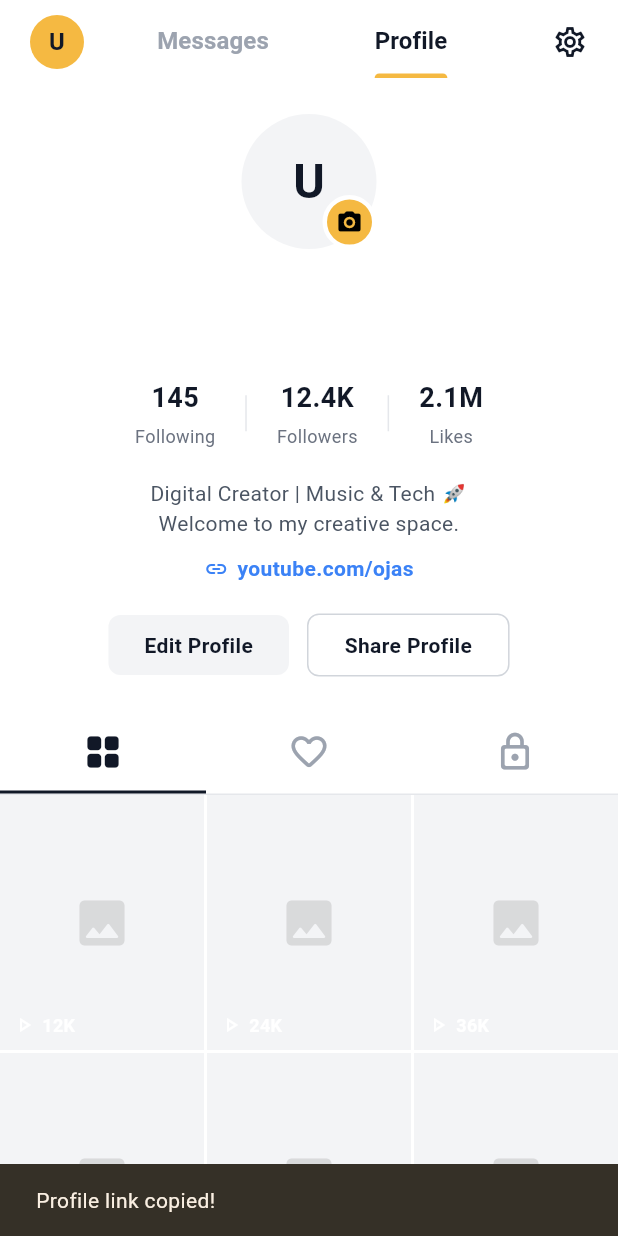
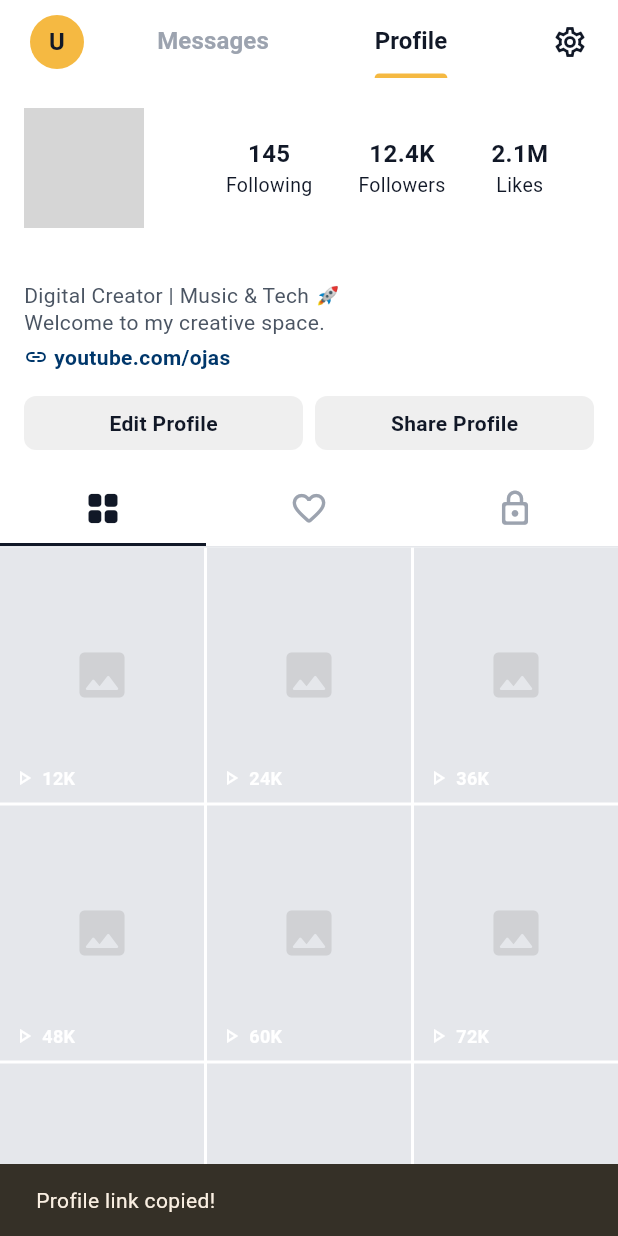
Before and after one commit to 1rachit-tech/Ojas--world, a Flutter app: the YouHubScreen screen opened directly with empty values, tab 2 chosen, after a tap on "Share Profile", on a phone screen of 412 x 824 dp. Run offline on Flutter 3.47's test engine with Material 3 defaults, Android fonts, the light colour scheme and no system bars; our stand-ins replace camera, cloud_firestore, firebase_auth, firebase_core, google_sign_in, permission_handler and 2 more; missing offline and left inert: google_sign_in_web; accounts and stored records are empty; network calls fail; Roboto replaces fonts that are missing (Arial); grey boxes are pictures that could not be loaded.

Commit message:
Update you_hub_screen.dart

```diff
--- a/lib/screens/you_hub_screen.dart
+++ b/lib/screens/you_hub_screen.dart
@@ -12,6 +12,49 @@ class YouHubScreen extends StatefulWidget {
 }
 
 class _YouHubScreenState extends State<YouHubScreen> {
+
+  // ऐप बार की प्रोफाइल पिक्चर पर क्लिक करने पर खुलने वाला अकाउंट मेनू
+  void _showAccountMenu(BuildContext context) {
+    showModalBottomSheet(
+      context: context,
+      backgroundColor: Colors.white,
+      shape: const RoundedRectangleBorder(borderRadius: BorderRadius.vertical(top: Radius.circular(20))),
+      builder: (context) {
+        return SafeArea(
+          child: Column(
+            mainAxisSize: MainAxisSize.min,
+            children: [
+              const SizedBox(height: 12),
+              // हैंडल बार
+              Container(
+                width: 40, height: 4,
+                decoration: BoxDecoration(color: Colors.grey.shade300, borderRadius: BorderRadius.circular(2)),
+              ),
+              const SizedBox(height: 16),
+              ListTile(
+                leading: const Icon(Icons.add_circle_outline_rounded, color: Color(0xFF111827)),
+                title: const Text('Add Account', style: TextStyle(fontWeight: FontWeight.w600)),
+                onTap: () {
+                  Navigator.pop(context);
+                  ScaffoldMessenger.of(context).showSnackBar(const SnackBar(content: Text('Add new account feature coming soon!')));
+                },
+              ),
+              ListTile(
+                leading: const Icon(Icons.logout_rounded, color: Colors.redAccent),
+                title: const Text('Log Out', style: TextStyle(color: Colors.redAccent, fontWeight: FontWeight.bold)),
+                onTap: () {
+                  Navigator.pop(context);
+                  widget.onLoggedOut(); // असली लॉगआउट कॉल
+                },
+              ),
+              const SizedBox(height: 16),
+            ],
+          ),
+        );
+      },
+    );
+  }
+
   @override
   Widget build(BuildContext context) {
     return DefaultTabController(
@@ -25,7 +68,10 @@ class _YouHubScreenState extends State<YouHubScreen> {
           leadingWidth: 60,
           leading: Padding(
             padding: const EdgeInsets.only(left: 16, top: 10, bottom: 10),
+            child: GestureDetector(
+              onTap: () => _showAccountMenu(context), // प्रोफाइल पिक्चर पर क्लिक
               child: _buildDynamicUserAvatar(radius: 20),
+            ),
           ),
           title: const TabBar(
             dividerColor: Colors.transparent,
@@ -33,11 +79,7 @@ class _YouHubScreenState extends State<YouHubScreen> {
             indicatorSize: TabBarIndicatorSize.label,
             labelColor: Color(0xFF111827),
             unselectedLabelColor: Color(0xFF9CA3AF),
-            labelStyle: TextStyle(
-              fontWeight: FontWeight.bold,
-              fontSize: 16,
-              fontFamily: 'Arial',
-            ),
+            labelStyle: TextStyle(fontWeight: FontWeight.bold, fontSize: 16, fontFamily: 'Arial'),
             tabs: [
               Tab(text: 'Messages'),
               Tab(text: 'Profile'),
@@ -52,18 +94,47 @@ class _YouHubScreenState extends State<YouHubScreen> {
             const SizedBox(width: 8),
           ],
         ),
-        body: TabBarView(
+        body: const TabBarView(
           children: [
-            _buildMessagesView(),
-            _UserProfileTab(onLoggedOut: widget.onLoggedOut), // नया शानदार प्रोफाइल व्यू
+            _MessagesView(), // Messages View को अलग क्लास में रखा ताकि कोड साफ रहे
+            _UserProfileTab(), // नया शानदार प्रोफाइल व्यू
           ],
         ),
       ),
     );
   }
 
-  // --- Messages View (पुराना वाला सुरक्षित रखा है) ---
-  Widget _buildMessagesView() {
+  Widget _buildDynamicUserAvatar({required double radius}) {
+    return StreamBuilder<User?>(
+      stream: FirebaseAuth.instance.authStateChanges(),
+      builder: (context, snapshot) {
+        final user = snapshot.data;
+        if (user == null) {
+          return CircleAvatar(radius: radius, backgroundColor: const Color(0xFFF5B942), child: Text('AK', style: TextStyle(color: const Color(0xFF111827), fontSize: radius * 0.8, fontWeight: FontWeight.bold)));
+        }
+        if (user.photoURL != null && user.photoURL!.isNotEmpty) {
+          return CircleAvatar(radius: radius, backgroundColor: const Color(0xFFF5B942), backgroundImage: NetworkImage(user.photoURL!));
+        }
+        String initial = 'U';
+        if (user.displayName != null && user.displayName!.trim().isNotEmpty) {
+          initial = user.displayName!.trim()[0].toUpperCase();
+        } else if (user.email != null && user.email!.trim().isNotEmpty) {
+          initial = user.email!.trim()[0].toUpperCase();
+        }
+        return CircleAvatar(radius: radius, backgroundColor: const Color(0xFFF5B942), child: Text(initial, style: TextStyle(color: const Color(0xFF111827), fontSize: radius * 0.8, fontWeight: FontWeight.bold)));
+      },
+    );
+  }
+}
+
+// ============================================================================
+// Messages View (पुराना वाला)
+// ============================================================================
+class _MessagesView extends StatelessWidget {
+  const _MessagesView();
+
+  @override
+  Widget build(BuildContext context) {
     return ListView(
       padding: const EdgeInsets.symmetric(horizontal: 16, vertical: 8),
       children: [
@@ -110,10 +181,10 @@ class _YouHubScreenState extends State<YouHubScreen> {
           ],
         ),
         const SizedBox(height: 8),
-        _buildChatItem('Maya Chen', 'Your latest edit is beautiful.', '9:42 AM', 3, const Color(0xFFF4C2C2), Icons.wb_twilight_rounded),
-        _buildChatItem('Rohan Mehta', 'I sent over the new storyboard.', 'Yesterday', 0, const Color(0xFFC1D9D9), Icons.auto_awesome_rounded),
-        _buildChatItem('Nia Kapoor', 'Voice note · 0:18', 'Tue', 1, const Color(0xFFF5B942), Icons.graphic_eq_rounded),
-        _buildChatItem('Studio Circle', 'Arjun: Call time moved to 6 PM', 'Mon', 0, const Color(0xFFC5C6E9), Icons.people_alt_rounded),
+        _buildChatItem(context, 'Maya Chen', 'Your latest edit is beautiful.', '9:42 AM', 3, const Color(0xFFF4C2C2), Icons.wb_twilight_rounded),
+        _buildChatItem(context, 'Rohan Mehta', 'I sent over the new storyboard.', 'Yesterday', 0, const Color(0xFFC1D9D9), Icons.auto_awesome_rounded),
+        _buildChatItem(context, 'Nia Kapoor', 'Voice note · 0:18', 'Tue', 1, const Color(0xFFF5B942), Icons.graphic_eq_rounded),
+        _buildChatItem(context, 'Studio Circle', 'Arjun: Call time moved to 6 PM', 'Mon', 0, const Color(0xFFC5C6E9), Icons.people_alt_rounded),
       ],
     );
   }
@@ -128,10 +199,7 @@ class _YouHubScreenState extends State<YouHubScreen> {
               CircleAvatar(radius: 28, backgroundColor: color, child: Icon(icon, color: Colors.black87)),
               Positioned(
                 right: 0, bottom: 0,
-                child: Container(
-                  width: 14, height: 14,
-                  decoration: BoxDecoration(color: const Color(0xFF4ADE80), shape: BoxShape.circle, border: Border.all(color: Colors.white, width: 2.5)),
-                ),
+                child: Container(width: 14, height: 14, decoration: BoxDecoration(color: const Color(0xFF4ADE80), shape: BoxShape.circle, border: Border.all(color: Colors.white, width: 2.5))),
               ),
             ],
           ),
@@ -142,7 +210,7 @@ class _YouHubScreenState extends State<YouHubScreen> {
     );
   }
 
-  Widget _buildChatItem(String name, String msg, String time, int unread, Color color, IconData icon) {
+  Widget _buildChatItem(BuildContext context, String name, String msg, String time, int unread, Color color, IconData icon) {
     return InkWell(
       onTap: () {
         Navigator.push(context, MaterialPageRoute(builder: (context) => ChatRoomScreen(userName: name, userColor: color, userIcon: icon)));
@@ -166,49 +234,24 @@ class _YouHubScreenState extends State<YouHubScreen> {
       ),
     );
   }
-
-  // ग्लोबल अवतार लॉजिक (ऊपर ऐप बार के लिए)
-  Widget _buildDynamicUserAvatar({required double radius}) {
-    return StreamBuilder<User?>(
-      stream: FirebaseAuth.instance.authStateChanges(),
-      builder: (context, snapshot) {
-        final user = snapshot.data;
-        if (user == null) {
-          return CircleAvatar(radius: radius, backgroundColor: const Color(0xFFF5B942), child: Text('AK', style: TextStyle(color: const Color(0xFF111827), fontSize: radius * 0.8, fontWeight: FontWeight.bold)));
-        }
-        if (user.photoURL != null && user.photoURL!.isNotEmpty) {
-          return CircleAvatar(radius: radius, backgroundColor: const Color(0xFFF5B942), backgroundImage: NetworkImage(user.photoURL!));
-        }
-        String initial = 'U';
-        if (user.displayName != null && user.displayName!.trim().isNotEmpty) {
-          initial = user.displayName!.trim()[0].toUpperCase();
-        } else if (user.email != null && user.email!.trim().isNotEmpty) {
-          initial = user.email!.trim()[0].toUpperCase();
-        }
-        return CircleAvatar(radius: radius, backgroundColor: const Color(0xFFF5B942), child: Text(initial, style: TextStyle(color: const Color(0xFF111827), fontSize: radius * 0.8, fontWeight: FontWeight.bold)));
-      },
-    );
-  }
 }
 
 // ============================================================================
-// नया और शानदार प्रोफाइल पेज (TikTok / Instagram Style)
+// नया कॉम्पैक्ट प्रोफाइल पेज (Instagram Style)
 // ============================================================================
 class _UserProfileTab extends StatefulWidget {
-  final VoidCallback onLoggedOut;
-  const _UserProfileTab({required this.onLoggedOut});
+  const _UserProfileTab();
 
   @override
   State<_UserProfileTab> createState() => _UserProfileTabState();
 }
 
 class _UserProfileTabState extends State<_UserProfileTab> {
-  // लोकल स्टेट वेरिएबल्स
-  String _displayName = "Akash";
+  String _displayName = "Rachit Kushwaha";
   String _username = "@akash_ojas";
   String _bio = "Digital Creator | Music & Tech 🚀\nWelcome to my creative space.";
   String _link = "youtube.com/ojas";
-  int _selectedGridTab = 0; // 0 = Posts, 1 = Liked, 2 = Private
+  int _selectedGridTab = 0;
 
   @override
   void initState() {
@@ -216,16 +259,14 @@ class _UserProfileTabState extends State<_UserProfileTab> {
     _loadProfileData();
   }
 
-  // फोन की मेमोरी से प्रोफाइल डेटा लोड करना
   Future<void> _loadProfileData() async {
     final prefs = await SharedPreferences.getInstance();
     final user = FirebaseAuth.instance.currentUser;
-
     setState(() {
       if (user != null && user.displayName != null && user.displayName!.isNotEmpty) {
         _displayName = user.displayName!;
       } else {
-        _displayName = prefs.getString('profile_name') ?? "Akash";
+        _displayName = prefs.getString('profile_name') ?? "Rachit Kushwaha";
       }
       _username = prefs.getString('profile_username') ?? "@akash_ojas";
       _bio = prefs.getString('profile_bio') ?? "Digital Creator | Music & Tech 🚀\nWelcome to my creative space.";
@@ -233,19 +274,12 @@ class _UserProfileTabState extends State<_UserProfileTab> {
     });
   }
 
-  // प्रोफाइल डेटा सेव करना
   Future<void> _saveProfileData(String name, String username, String bio, String link) async {
     final prefs = await SharedPreferences.getInstance();
     await prefs.setString('profile_name', name);
     await prefs.setString('profile_username', username);
     await prefs.setString('profile_bio', bio);
     await prefs.setString('profile_link', link);
-
-    final user = FirebaseAuth.instance.currentUser;
-    if (user != null) {
-      await user.updateDisplayName(name); // Firebase में नाम अपडेट
-    }
-
     setState(() {
       _displayName = name;
       _username = username;
@@ -254,7 +288,6 @@ class _UserProfileTabState extends State<_UserProfileTab> {
     });
   }
 
-  // Edit Profile का शानदार Bottom Sheet
   void _showEditProfileModal() {
     final nameCtrl = TextEditingController(text: _displayName);
     final usernameCtrl = TextEditingController(text: _username);
@@ -301,13 +334,12 @@ class _UserProfileTabState extends State<_UserProfileTab> {
                   height: 50,
                   child: ElevatedButton(
                     style: ElevatedButton.styleFrom(
-                      backgroundColor: const Color(0xFFF5B942), // OJAS Yellow
+                      backgroundColor: const Color(0xFFF5B942),
                       shape: RoundedRectangleBorder(borderRadius: BorderRadius.circular(12)),
                     ),
                     onPressed: () {
                       _saveProfileData(nameCtrl.text, usernameCtrl.text, bioCtrl.text, linkCtrl.text);
                       Navigator.pop(context);
-                      ScaffoldMessenger.of(context).showSnackBar(const SnackBar(content: Text('Profile Updated!')));
                     },
                     child: const Text('Save Changes', style: TextStyle(color: Colors.black, fontSize: 16, fontWeight: FontWeight.bold)),
                   ),
@@ -345,89 +377,100 @@ class _UserProfileTabState extends State<_UserProfileTab> {
       child: SingleChildScrollView(
         physics: const AlwaysScrollableScrollPhysics(),
         child: Column(
+          crossAxisAlignment: CrossAxisAlignment.start, // पूरा कंटेंट लेफ्ट अलाइन
           children: [
-            const SizedBox(height: 20),
+            const SizedBox(height: 16),
 
-            // 1. Profile Picture with Edit Icon
+            // 1. Top Section: Avatar (Left) + Stats (Right)
+            Padding(
+              padding: const EdgeInsets.symmetric(horizontal: 16),
+              child: Row(
+                children: [
+                  // Profile Avatar
                   GestureDetector(
                     onTap: () {
-                ScaffoldMessenger.of(context).showSnackBar(const SnackBar(content: Text('Opening Gallery... (Needs Firebase Storage to save images)')));
+                      ScaffoldMessenger.of(context).showSnackBar(const SnackBar(content: Text('Opening Gallery...')));
                     },
                     child: Stack(
                       alignment: Alignment.bottomRight,
                       children: [
                         _buildLargeAvatar(),
                         Container(
-                    padding: const EdgeInsets.all(6),
+                          padding: const EdgeInsets.all(4),
                           decoration: BoxDecoration(
                             color: const Color(0xFFF5B942),
                             shape: BoxShape.circle,
-                      border: Border.all(color: Colors.white, width: 3),
+                            border: Border.all(color: Colors.white, width: 2.5),
                           ),
-                    child: const Icon(Icons.camera_alt_rounded, size: 18, color: Colors.black),
+                          child: const Icon(Icons.add, size: 16, color: Colors.black), // प्लस आइकॉन
                         ),
                       ],
                     ),
                   ),
-            const SizedBox(height: 16),
 
-            // 2. Name & Username
-            Text(_username, style: const TextStyle(fontSize: 18, fontWeight: FontWeight.w800, color: Color(0xFF111827))),
-            const SizedBox(height: 4),
-            Text(_displayName, style: const TextStyle(fontSize: 14, color: Color(0xFF6B7280), fontWeight: FontWeight.w500)),
-            const SizedBox(height: 20),
+                  const SizedBox(width: 24),
 
-            // 3. Stats Row (Followers, Following, Likes)
-            Row(
-              mainAxisAlignment: MainAxisAlignment.center,
+                  // Stats Area (Expanded to fill right side)
+                  Expanded(
+                    child: Row(
+                      mainAxisAlignment: MainAxisAlignment.spaceEvenly,
                       children: [
                         _buildStatColumn('145', 'Following'),
-                _buildVerticalDivider(),
                         _buildStatColumn('12.4K', 'Followers'),
-                _buildVerticalDivider(),
                         _buildStatColumn('2.1M', 'Likes'),
-              ],
-            ),
-            const SizedBox(height: 20),
-
-            // 4. Bio & Link
-            Padding(
-              padding: const EdgeInsets.symmetric(horizontal: 32),
-              child: Column(
-                children: [
-                  Text(_bio, textAlign: TextAlign.center, style: const TextStyle(fontSize: 14, color: Color(0xFF4B5563), height: 1.4)),
-                  const SizedBox(height: 10),
-                  if (_link.isNotEmpty)
-                    GestureDetector(
-                      onTap: () => ScaffoldMessenger.of(context).showSnackBar(SnackBar(content: Text('Opening $_link...'))),
-                      child: Row(
-                        mainAxisAlignment: MainAxisAlignment.center,
-                        children: [
-                          const Icon(Icons.link_rounded, size: 16, color: Color(0xFF3B82F6)),
-                          const SizedBox(width: 6),
-                          Text(_link, style: const TextStyle(fontSize: 14, color: Color(0xFF3B82F6), fontWeight: FontWeight.w600)),
                       ],
                     ),
                   ),
                 ],
               ),
             ),
-            const SizedBox(height: 20),
 
-            // 5. Action Buttons (Edit & Share)
-            Row(
-              mainAxisAlignment: MainAxisAlignment.center,
+            const SizedBox(height: 12),
+
+            // 2. Name & Bio Section (Left Aligned)
+            Padding(
+              padding: const EdgeInsets.symmetric(horizontal: 16),
+              child: Column(
+                crossAxisAlignment: CrossAxisAlignment.start,
                 children: [
-                _buildActionButton('Edit Profile', isPrimary: true, onTap: _showEditProfileModal),
-                const SizedBox(width: 12),
-                _buildActionButton('Share Profile', isPrimary: false, onTap: () {
-                  ScaffoldMessenger.of(context).showSnackBar(const SnackBar(content: Text('Profile link copied!')));
-                }),
+                  Text(_displayName, style: const TextStyle(fontSize: 15, fontWeight: FontWeight.bold, color: Color(0xFF111827))),
+                  const SizedBox(height: 2),
+                  Text(_bio, style: const TextStyle(fontSize: 14, color: Color(0xFF4B5563), height: 1.3)),
+                  const SizedBox(height: 4),
+                  if (_link.isNotEmpty)
+                    GestureDetector(
+                      onTap: () => ScaffoldMessenger.of(context).showSnackBar(SnackBar(content: Text('Opening $_link...'))),
+                      child: Row(
+                        children: [
+                          const Icon(Icons.link_rounded, size: 16, color: Color(0xFF00376B)),
+                          const SizedBox(width: 4),
+                          Text(_link, style: const TextStyle(fontSize: 14, color: Color(0xFF00376B), fontWeight: FontWeight.w600)),
                         ],
                       ),
-            const SizedBox(height: 24),
+                    ),
+                ],
+              ),
+            ),
 
-            // 6. Tabs (Posts, Liked)
+            const SizedBox(height: 16),
+
+            // 3. Action Buttons (Edit Profile & Share)
+            Padding(
+              padding: const EdgeInsets.symmetric(horizontal: 16),
+              child: Row(
+                children: [
+                  Expanded(child: _buildActionButton('Edit Profile', isPrimary: true, onTap: _showEditProfileModal)),
+                  const SizedBox(width: 8),
+                  Expanded(child: _buildActionButton('Share Profile', isPrimary: true, onTap: () {
+                    ScaffoldMessenger.of(context).showSnackBar(const SnackBar(content: Text('Profile link copied!')));
+                  })),
+                ],
+              ),
+            ),
+
+            const SizedBox(height: 16),
+
+            // 4. Tabs
             Container(
               decoration: const BoxDecoration(border: Border(bottom: BorderSide(color: Color(0xFFE5E7EB)))),
               child: Row(
@@ -439,16 +482,10 @@ class _UserProfileTabState extends State<_UserProfileTab> {
               ),
             ),
 
-            // 7. Posts Grid
+            // 5. Posts Grid
             _buildPostsGrid(),
 
-            const SizedBox(height: 40),
-            // Logout Button
-            TextButton.icon(
-              onPressed: widget.onLoggedOut,
-              icon: const Icon(Icons.logout_rounded, color: Colors.redAccent),
-              label: const Text('Log Out', style: TextStyle(color: Colors.redAccent, fontSize: 16, fontWeight: FontWeight.bold)),
-            ),
+            // नीचे से लॉगआउट बटन हटा दिया गया है
             const SizedBox(height: 40),
           ],
         ),
@@ -456,51 +493,32 @@ class _UserProfileTabState extends State<_UserProfileTab> {
     );
   }
 
-  // --- Helper Widgets ---
-
   Widget _buildLargeAvatar() {
-    return StreamBuilder<User?>(
-      stream: FirebaseAuth.instance.authStateChanges(),
-      builder: (context, snapshot) {
-        final user = snapshot.data;
-        if (user != null && user.photoURL != null && user.photoURL!.isNotEmpty) {
-          return CircleAvatar(radius: 45, backgroundColor: const Color(0xFFF3F4F6), backgroundImage: NetworkImage(user.photoURL!));
-        }
-        String initial = _displayName.isNotEmpty ? _displayName[0].toUpperCase() : 'U';
     return CircleAvatar(
-          radius: 45,
+      radius: 40,
       backgroundColor: const Color(0xFFF3F4F6),
-          child: Text(initial, style: const TextStyle(color: Color(0xFF111827), fontSize: 32, fontWeight: FontWeight.bold)),
-        );
-      },
+      backgroundImage: const NetworkImage('https://via.placeholder.com/150'), // डमी इमेज
+      child: _displayName.isNotEmpty ? null : Text('U', style: const TextStyle(color: Color(0xFF111827), fontSize: 24, fontWeight: FontWeight.bold)),
     );
   }
 
   Widget _buildStatColumn(String count, String label) {
-    return Padding(
-      padding: const EdgeInsets.symmetric(horizontal: 20),
-      child: Column(
+    return Column(
       children: [
-          Text(count, style: const TextStyle(fontSize: 18, fontWeight: FontWeight.bold, color: Color(0xFF111827))),
-          const SizedBox(height: 4),
-          Text(label, style: const TextStyle(fontSize: 12, color: Color(0xFF6B7280))),
+        Text(count, style: const TextStyle(fontSize: 16, fontWeight: FontWeight.bold, color: Color(0xFF111827))),
+        Text(label, style: const TextStyle(fontSize: 13, color: Color(0xFF111827))),
       ],
-      ),
     );
-  }
-
-  Widget _buildVerticalDivider() {
-    return Container(height: 24, width: 1, color: const Color(0xFFE5E7EB));
   }
 
   Widget _buildActionButton(String text, {required bool isPrimary, required VoidCallback onTap}) {
     return GestureDetector(
       onTap: onTap,
       child: Container(
-        padding: const EdgeInsets.symmetric(horizontal: 24, vertical: 10),
+        padding: const EdgeInsets.symmetric(vertical: 8),
+        alignment: Alignment.center,
         decoration: BoxDecoration(
-          color: isPrimary ? const Color(0xFFF3F4F6) : Colors.white,
-          border: isPrimary ? null : Border.all(color: const Color(0xFFD1D5DB)),
+          color: const Color(0xFFEFEFEF),
           borderRadius: BorderRadius.circular(8),
         ),
         child: Text(text, style: const TextStyle(color: Color(0xFF111827), fontSize: 14, fontWeight: FontWeight.w600)),
@@ -514,11 +532,11 @@ class _UserProfileTabState extends State<_UserProfileTab> {
       child: GestureDetector(
         onTap: () => setState(() => _selectedGridTab = index),
         child: Container(
-          padding: const EdgeInsets.symmetric(vertical: 12),
+          padding: const EdgeInsets.symmetric(vertical: 10),
           decoration: BoxDecoration(
             border: Border(bottom: BorderSide(color: isSelected ? const Color(0xFF111827) : Colors.transparent, width: 2)),
           ),
-          child: Icon(icon, color: isSelected ? const Color(0xFF111827) : const Color(0xFF9CA3AF), size: 28),
+          child: Icon(icon, color: isSelected ? const Color(0xFF111827) : const Color(0xFF9CA3AF), size: 26),
         ),
       ),
     );
@@ -528,24 +546,23 @@ class _UserProfileTabState extends State<_UserProfileTab> {
     if (_selectedGridTab == 1 || _selectedGridTab == 2) {
       return const Padding(
         padding: EdgeInsets.all(40),
-        child: Text("No posts here yet.", style: TextStyle(color: Color(0xFF9CA3AF), fontSize: 16)),
+        child: Center(child: Text("No posts here yet.", style: TextStyle(color: Color(0xFF9CA3AF), fontSize: 16))),
       );
     }
 
-    // डमी पोस्ट्स ग्रिड
     return GridView.builder(
       shrinkWrap: true,
-      physics: const NeverScrollableScrollPhysics(), // Scroll बाहर से होगा
+      physics: const NeverScrollableScrollPhysics(),
       gridDelegate: const SliverGridDelegateWithFixedCrossAxisCount(
         crossAxisCount: 3,
         crossAxisSpacing: 2,
         mainAxisSpacing: 2,
-        childAspectRatio: 0.8, // टिकटॉक वीडियो जैसा लम्बा आकार
+        childAspectRatio: 0.8,
       ),
       itemCount: 9,
       itemBuilder: (context, index) {
         return Container(
-          color: const Color(0xFFF3F4F6),
+          color: const Color(0xFFE5E7EB),
           child: Stack(
             fit: StackFit.expand,
             children: [
```
Lines whose indentation alone changed are shown as unchanged.
